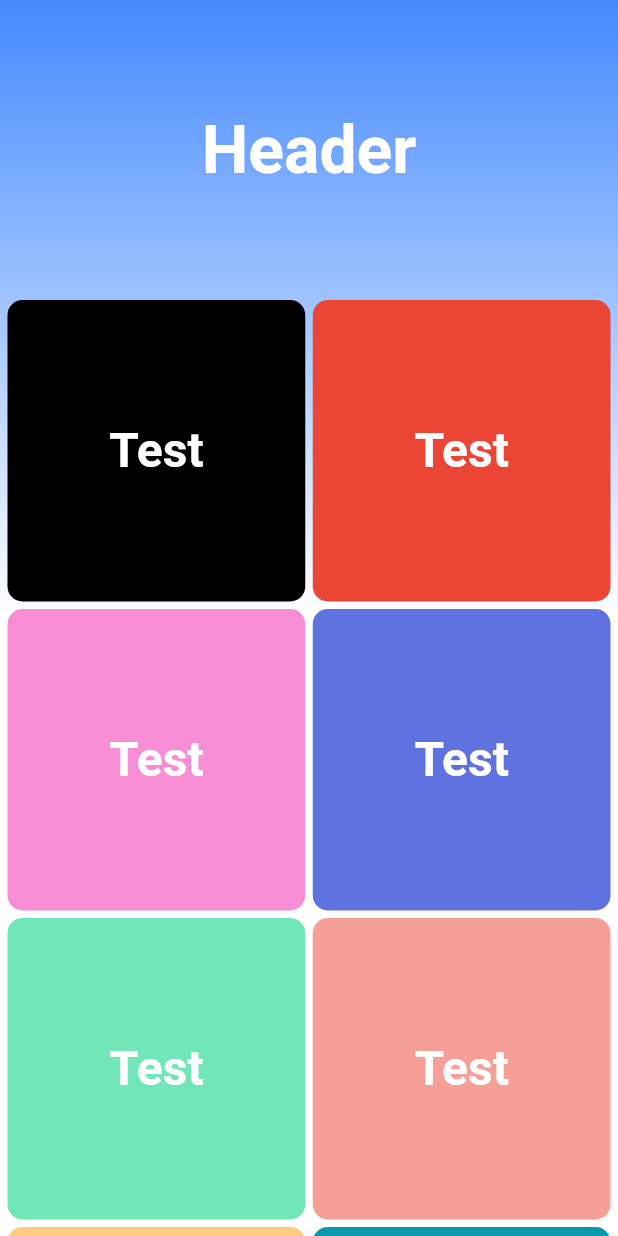
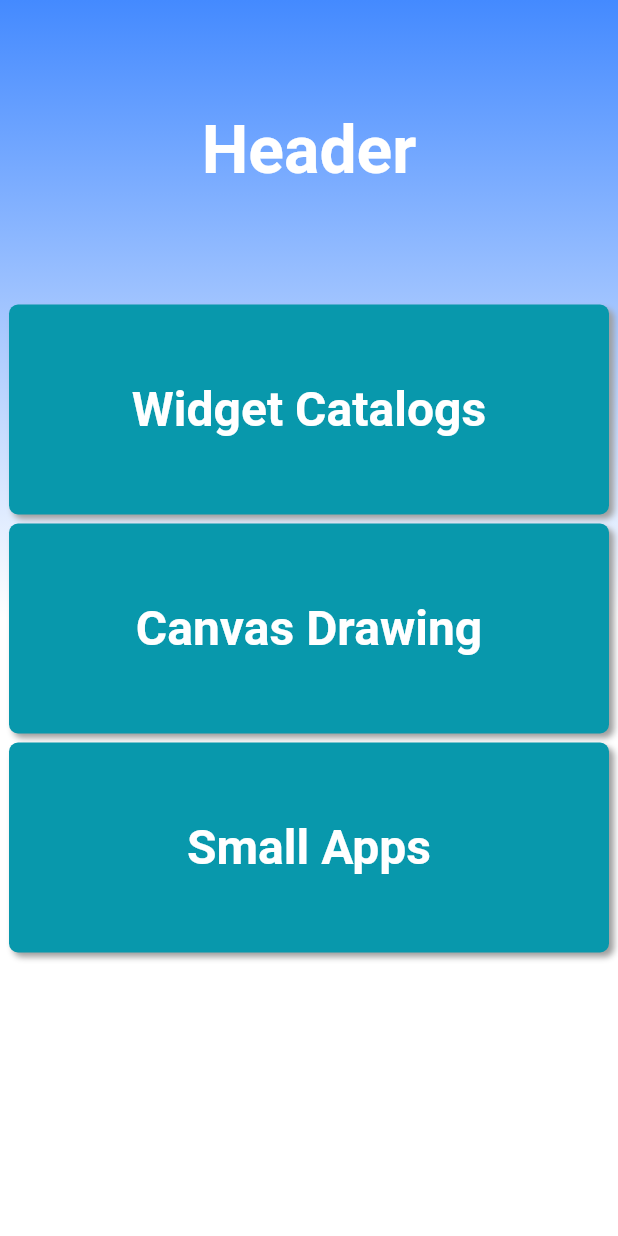
Before and after one commit to WoogearKwon/flutter-note, a Flutter app: the screen it shows after launch, on a phone screen of 412 x 824 dp. Run offline on Flutter 3.47's test engine with Material 2 defaults, Android fonts, the phone set to English and light mode, and no system bars; our stand-ins replace dio, fluro, get_it, logger, pretty_dio_logger; missing offline and left inert: dart:ffi; generated files the repository leaves out were written again.

Commit message:
[UPDATE] 화면 구조 변경 (카탈로그 -> 앱스크린)

```diff
--- a/lib/main.dart
+++ b/lib/main.dart
@@ -1,3 +1,5 @@
+import 'dart:ffi';
+
 import 'package:fluro/fluro.dart';
 import 'package:flutter/material.dart';
 import 'package:provider/provider.dart';
--- /dev/null
+++ b/lib/presentation/model/app_catalog.dart
@@ -0,0 +1,35 @@
+class AppCatalog {
+  final String title;
+  final String description;
+  final AppCatalogType type;
+  final List<AppScreen> screens;
+
+  AppCatalog({
+    required this.title,
+    required this.description,
+    required this.type,
+    required this.screens,
+  });
+}
+
+enum AppCatalogType {
+  widget,
+  canvas,
+  smallApps,
+}
+
+class AppScreen {
+  final String title;
+  final String description;
+  final AppScreenType type;
+
+  AppScreen({
+    required this.title,
+    required this.description,
+    required this.type,
+  });
+}
+
+enum AppScreenType {
+  unsplashDemo
+}
--- /dev/null
+++ b/lib/presentation/model/model.dart
@@ -0,0 +1 @@
+export 'app_catalog.dart';
--- a/lib/presentation/presentation.dart
+++ b/lib/presentation/presentation.dart
@@ -1,3 +1,4 @@
 export 'app/app.dart';
+export 'model/model.dart';
 export 'route/route.dart';
 export 'screen/screen.dart';
--- a/lib/presentation/route/app_path.dart
+++ b/lib/presentation/route/app_path.dart
@@ -2,5 +2,6 @@ class AppPath {
   const AppPath._();
 
   static const main = '/';
-  static const unsplash = '/unsplash';
+  static const catalogs = '/catalogs';
+  static const unsplash = '/catalog/unsplash';
 }
--- /dev/null
+++ b/lib/presentation/screen/helper/helper.dart
@@ -0,0 +1 @@
+export 'screen_provider.dart';
--- /dev/null
+++ b/lib/presentation/screen/helper/screen_provider.dart
@@ -0,0 +1,33 @@
+
+import 'package:flutter_note/exports.dart';
+
+class ScreenProvider {
+  const ScreenProvider._();
+
+  static List<AppCatalog> catalogs = [
+    AppCatalog(
+      title: 'Widget Catalogs',
+      description: '',
+      type: AppCatalogType.widget,
+      screens: [],
+    ),
+    AppCatalog(
+      title: 'Canvas Drawing',
+      description: '',
+      type: AppCatalogType.canvas,
+      screens: [],
+    ),
+    AppCatalog(
+      title: 'Small Apps',
+      description: 'Small App Examples',
+      type: AppCatalogType.smallApps,
+      screens: [
+        AppScreen(
+          title: "Unsplash demo",
+          description: "Using Unsplash API Demo",
+          type: AppScreenType.unsplashDemo
+        )
+      ],
+    )
+  ];
+}
--- a/lib/presentation/screen/main.dart
+++ /dev/null
@@ -1,105 +0,0 @@
-import 'package:flutter/material.dart';
-import 'package:flutter_note/exports.dart';
-import 'package:flutter_note/presentation/screen/ui/theme/palette.dart';
-
-class MainScreen extends StatefulWidget {
-  const MainScreen({super.key});
-
-  @override
-  State<MainScreen> createState() => _MainScreenState();
-}
-
-class _MainScreenState extends State<MainScreen> {
-  @override
-  Widget build(BuildContext context) {
-    return Scaffold(
-      body: Container(
-        decoration: const BoxDecoration(
-          gradient: LinearGradient(
-            begin: Alignment.topCenter,
-            end: Alignment.bottomCenter,
-            colors: [
-              Colors.blueAccent,
-              Colors.white,
-              Colors.white,
-            ]
-          )
-        ),
-        child: Column(
-          children: [
-            _header(),
-            _menuCards(),
-          ],
-        ),
-      ),
-    );
-  }
-
-  Widget _header() {
-    return const SizedBox(
-      width: double.infinity,
-      height: 200,
-      child: Center(
-        child: Text(
-          'Header',
-          textAlign: TextAlign.center,
-          style: TextStyle(
-            fontSize: 44,
-            fontWeight: FontWeight.bold,
-            color: Colors.white
-          ),
-        ),
-      ),
-    );
-  }
-
-  Widget _menuCards() {
-    const colors = Palette.mainColors;
-
-    return Expanded(
-      child: GridView.count(
-        crossAxisCount: 2,
-        shrinkWrap: true,
-        children: List.generate(
-          colors.length,
-          growable: true,
-          (index) {
-            return _menuCard(index, colors[index]);
-          },
-        ),
-      ),
-    );
-  }
-
-  Widget _menuCard(int index, Color color) {
-    return GestureDetector(
-      onTap: () {
-        AppNavigator.navigateTo(context, AppPath.unsplash);
-      },
-      child: Container(
-        margin: _getMargin(index),
-        decoration:
-            BoxDecoration(color: color, borderRadius: BorderRadius.circular(10)),
-        child: const Center(
-          child: Text(
-            'Test',
-            textAlign: TextAlign.center,
-            style: TextStyle(
-              fontSize: 32,
-              fontWeight: FontWeight.bold,
-              color: Colors.white,
-            ),
-          ),
-        ),
-      ),
-    );
-  }
-
-  EdgeInsets _getMargin(int index) {
-    if (index % 2 == 0) {
-      return const EdgeInsets.only(left: 5, right: 2.5, bottom: 5);
-    }
-
-    return const EdgeInsets.only(left: 2.5, right: 5, bottom: 5);
-  }
-}
--- /dev/null
+++ b/lib/presentation/screen/main/main.dart
@@ -0,0 +1,122 @@
+import 'dart:math';
+
+import 'package:flutter/material.dart';
+import 'package:flutter_note/exports.dart';
+import 'package:flutter_note/presentation/screen/ui/theme/palette.dart';
+
+@immutable
+class MainScreenArgs {
+  final List<AppCatalog> catalogs;
+
+  const MainScreenArgs({required this.catalogs});
+}
+
+class MainScreen extends StatefulWidget {
+  final MainScreenArgs args;
+
+  const MainScreen({
+    super.key,
+    required this.args,
+  });
+
+  @override
+  State<MainScreen> createState() => _MainScreenState();
+}
+
+class _MainScreenState extends State<MainScreen> {
+  @override
+  Widget build(BuildContext context) {
+    return Scaffold(
+      body: Container(
+        decoration: const BoxDecoration(
+            gradient: LinearGradient(
+                begin: Alignment.topCenter,
+                end: Alignment.bottomCenter,
+                colors: [
+              Colors.blueAccent,
+              Colors.white,
+              Colors.white,
+            ])),
+        child: Column(
+          children: [
+            _header(),
+            _menuCards(),
+          ],
+        ),
+      ),
+    );
+  }
+
+  Widget _header() {
+    return const SizedBox(
+      width: double.infinity,
+      height: 200,
+      child: Center(
+        child: Text(
+          'Header',
+          textAlign: TextAlign.center,
+          style: TextStyle(
+            fontSize: 44,
+            fontWeight: FontWeight.bold,
+            color: Colors.white,
+          ),
+        ),
+      ),
+    );
+  }
+
+  Widget _menuCards() {
+    return Expanded(
+      child: ListView.builder(
+        shrinkWrap: true,
+        itemCount: widget.args.catalogs.length,
+        itemBuilder: (context, index) {
+          return _card(index, widget.args.catalogs[index]);
+        },
+      ),
+    );
+  }
+
+  Widget _card(int index, AppCatalog catalog) {
+    return Container(
+      height: 140,
+      margin: const EdgeInsets.symmetric(horizontal: 6, vertical: 3),
+      decoration: BoxDecoration(
+        color:
+            Palette.mainColors[Random().nextInt(Palette.mainColors.length - 1)],
+        borderRadius: BorderRadius.circular(6),
+        boxShadow: const [
+          BoxShadow(
+            color: Colors.grey,
+            offset: Offset(3.0, 3.0),
+            blurRadius: 3.0,
+          ),
+        ],
+      ),
+      child: Material(
+        color: Colors.transparent,
+        borderRadius: BorderRadius.circular(6),
+        child: InkWell(
+          onTap: () {
+            AppNavigator.navigateTo(
+              context,
+              AppPath.catalogs,
+              arguments: CatalogScreenArgs(catalog: catalog)
+            );
+          },
+          child: Center(
+            child: Text(
+              catalog.title,
+              textAlign: TextAlign.center,
+              style: const TextStyle(
+                fontSize: 32,
+                fontWeight: FontWeight.bold,
+                color: Colors.white,
+              ),
+            ),
+          ),
+        ),
+      ),
+    );
+  }
+}
--- a/lib/presentation/screen/screen.dart
+++ b/lib/presentation/screen/screen.dart
@@ -1,2 +1,5 @@
-export 'main.dart';
+export 'catalogs/catalog.dart';
+export 'helper/helper.dart';
+export 'main/main.dart';
 export 'unsplash/unsplash_photos.dart';
+export 'ui/ui.dart';
--- /dev/null
+++ b/lib/presentation/screen/ui/theme/theme.dart
@@ -0,0 +1 @@
+export 'palette.dart';
--- /dev/null
+++ b/lib/presentation/screen/ui/ui.dart
@@ -0,0 +1 @@
+export 'theme/theme.dart';
--- a/lib/presentation/screen/unsplash/unsplash_photos.dart
+++ b/lib/presentation/screen/unsplash/unsplash_photos.dart
@@ -1,6 +1,6 @@
 import 'package:flutter/material.dart';
-import 'package:flutter_note/presentation/screen/ui/theme/palette.dart';
 import 'package:provider/provider.dart';
+
 import 'unsplash_photos_view_model.dart';
 
 export 'unsplash_photos_view_model.dart';
@@ -25,7 +25,7 @@ class UnsplashPhotosScreen extends StatelessWidget {
                 physics: const NeverScrollableScrollPhysics(),
                 crossAxisCount: 2,
                 children: List.generate(viewModel.photos.length, (index) {
-                  return GestureDetector(
+                  return InkWell(
                     onTap: () {},
                     child: Image.network(viewModel.photos[index].urls.thumb,
                         fit: BoxFit.cover),
```
Also changed, not shown: lib/presentation/screen/catalogs/catalog.dart (added, +80 -0 lines), lib/route_mapping.dart (+18 -1 lines).
